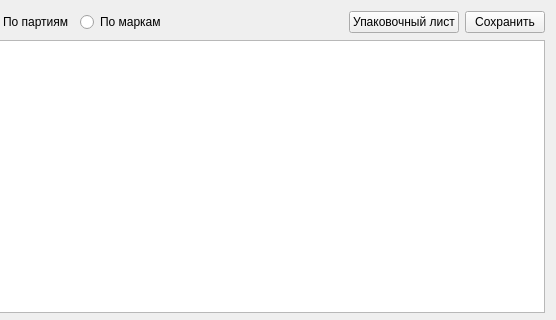
Sergeyego/warehouse, file formbalance.ui: the form before one commit; both pictures show x 447 to 1003 and y 0 to 320 of the 1003 by 613 pixel window.
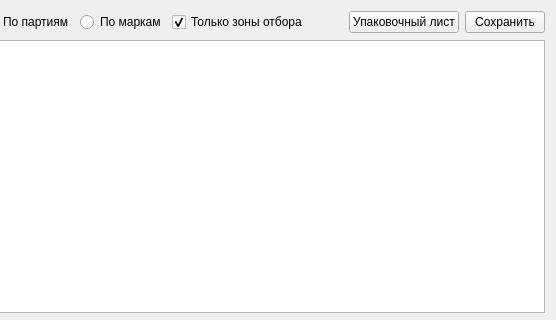
The form after the commit. Custom widgets are drawn as their Qt base class.

Commit message: Добавлена настройка яркости принтера, наличие в зонах отбора

```diff
--- a/formbalance.ui
+++ b/formbalance.ui
@@ -77,6 +77,16 @@
        </property>
       </widget>
      </item>
+     <item>
+      <widget class="QCheckBox" name="checkBoxOt">
+       <property name="text">
+        <string>Только зоны отбора</string>
+       </property>
+       <property name="checked">
+        <bool>true</bool>
+       </property>
+      </widget>
+     </item>
      <item>
       <spacer name="horizontalSpacer">
        <property name="orientation">
```
The commit also changes 9 other files.
